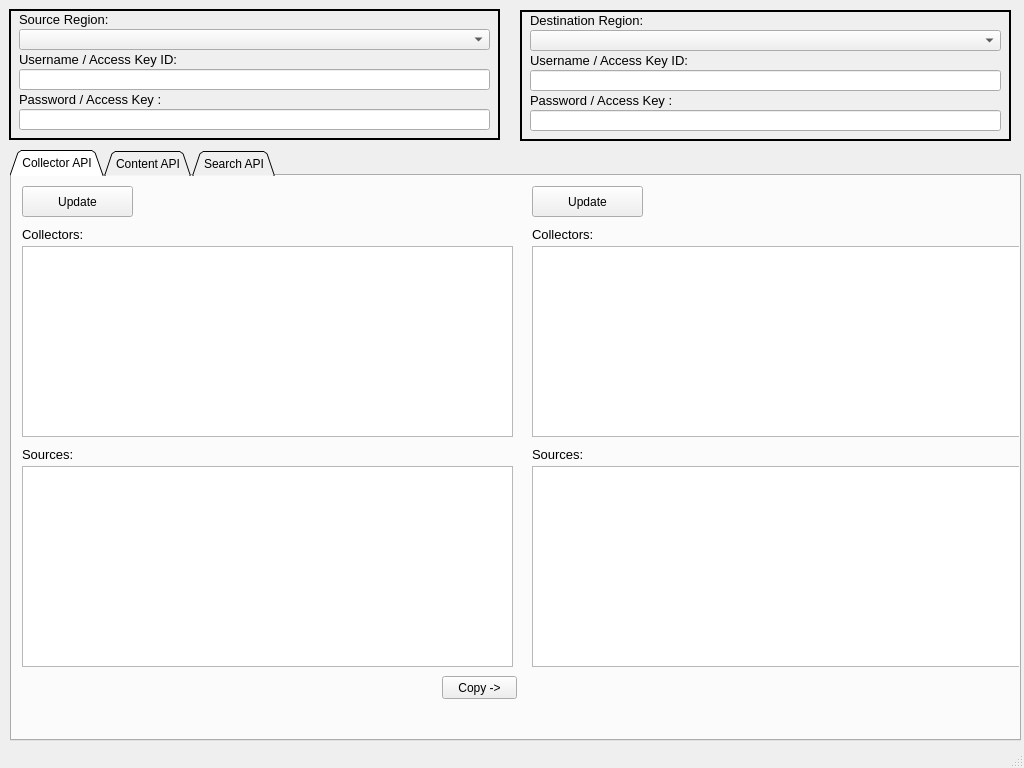
Before: the Qt Designer form data/sumotoolbox.ui in SumoLogic/sumologictoolbox, drawn with Qt 5.
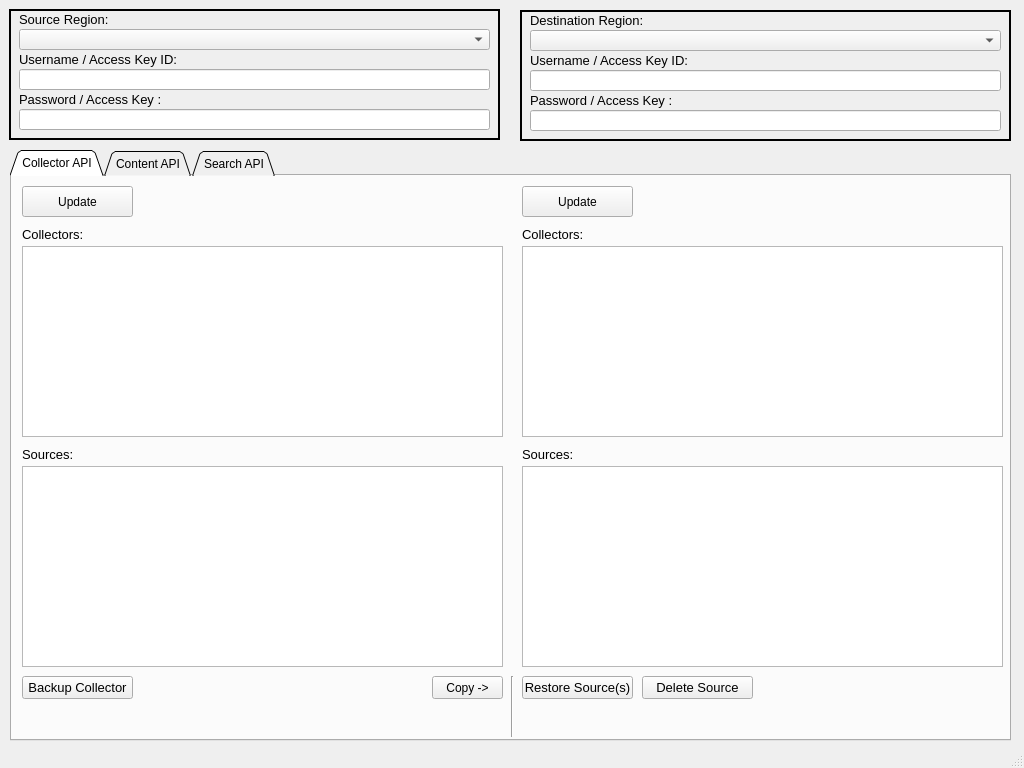
After: the same form once the commit is applied. The open tabs and pages were chosen to show the change.

Commit message: Added Colllector backup, restore, and source deletion features.

Patch:
```diff
--- a/data/sumotoolbox.ui
+++ b/data/sumotoolbox.ui
@@ -37,7 +37,7 @@
      <rect>
       <x>10</x>
       <y>150</y>
-      <width>1011</width>
+      <width>1001</width>
       <height>591</height>
      </rect>
     </property>
@@ -78,7 +78,7 @@
        <rect>
         <x>10</x>
         <y>70</y>
-        <width>491</width>
+        <width>481</width>
         <height>191</height>
        </rect>
       </property>
@@ -112,7 +112,7 @@
        <rect>
         <x>10</x>
         <y>290</y>
-        <width>491</width>
+        <width>481</width>
         <height>201</height>
        </rect>
       </property>
@@ -176,9 +176,9 @@
      <widget class="QListWidget" name="listWidgetDestinationCollectors">
       <property name="geometry">
        <rect>
-        <x>520</x>
+        <x>510</x>
         <y>70</y>
-        <width>491</width>
+        <width>481</width>
         <height>191</height>
        </rect>
       </property>
@@ -204,9 +204,9 @@
      <widget class="QListWidget" name="listWidgetDestinationSources">
       <property name="geometry">
        <rect>
-        <x>520</x>
+        <x>510</x>
         <y>290</y>
-        <width>491</width>
+        <width>481</width>
         <height>201</height>
        </rect>
       </property>
@@ -235,7 +235,7 @@
      <widget class="QLabel" name="label_9">
       <property name="geometry">
        <rect>
-        <x>520</x>
+        <x>510</x>
         <y>50</y>
         <width>81</width>
         <height>16</height>
@@ -254,7 +254,7 @@
      <widget class="QLabel" name="label_10">
       <property name="geometry">
        <rect>
-        <x>520</x>
+        <x>510</x>
         <y>270</y>
         <width>81</width>
         <height>16</height>
@@ -273,9 +273,9 @@
      <widget class="QPushButton" name="pushButtonCopyCollectorsToDest">
       <property name="geometry">
        <rect>
-        <x>430</x>
+        <x>420</x>
         <y>500</y>
-        <width>75</width>
+        <width>71</width>
         <height>23</height>
        </rect>
       </property>
@@ -289,7 +289,7 @@
      <widget class="QPushButton" name="pushButtonUpdateListDestination">
       <property name="geometry">
        <rect>
-        <x>520</x>
+        <x>510</x>
         <y>10</y>
         <width>111</width>
         <height>31</height>
@@ -302,6 +302,76 @@
        <string>Update</string>
       </property>
      </widget>
+     <widget class="QPushButton" name="pushButtonBackupCollector">
+      <property name="geometry">
+       <rect>
+        <x>10</x>
+        <y>500</y>
+        <width>111</width>
+        <height>23</height>
+       </rect>
+      </property>
+      <property name="font">
+       <font>
+        <family>Arial</family>
+        <pointsize>10</pointsize>
+       </font>
+      </property>
+      <property name="text">
+       <string>Backup Collector</string>
+      </property>
+     </widget>
+     <widget class="QPushButton" name="pushButtonRestoreSources">
+      <property name="geometry">
+       <rect>
+        <x>510</x>
+        <y>500</y>
+        <width>111</width>
+        <height>23</height>
+       </rect>
+      </property>
+      <property name="font">
+       <font>
+        <family>Arial</family>
+        <pointsize>10</pointsize>
+       </font>
+      </property>
+      <property name="text">
+       <string>Restore Source(s)</string>
+      </property>
+     </widget>
+     <widget class="QPushButton" name="pushButtonDeleteSources">
+      <property name="geometry">
+       <rect>
+        <x>630</x>
+        <y>500</y>
+        <width>111</width>
+        <height>23</height>
+       </rect>
+      </property>
+      <property name="font">
+       <font>
+        <family>Arial</family>
+        <pointsize>10</pointsize>
+       </font>
+      </property>
+      <property name="text">
+       <string>Delete Source</string>
+      </property>
+     </widget>
+     <widget class="Line" name="line">
+      <property name="geometry">
+       <rect>
+        <x>490</x>
+        <y>500</y>
+        <width>20</width>
+        <height>61</height>
+       </rect>
+      </property>
+      <property name="orientation">
+       <enum>Qt::Vertical</enum>
+      </property>
+     </widget>
     </widget>
     <widget class="QWidget" name="ContentAPI">
      <attribute name="title">
```
Left out of the diff: 6 changed lines with no effect on the pictures. The commit also changes 10 other files.
